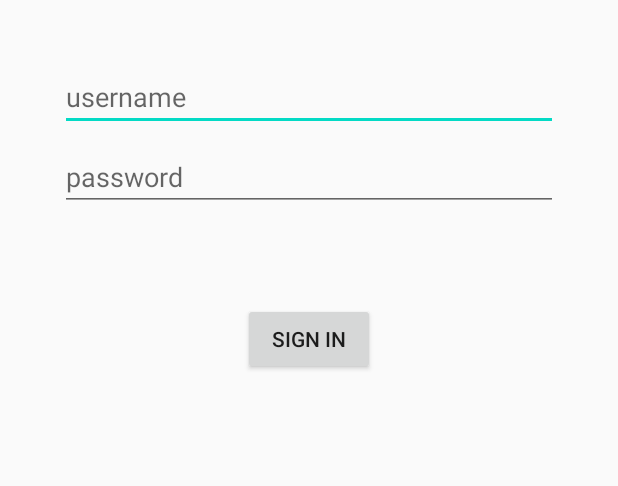
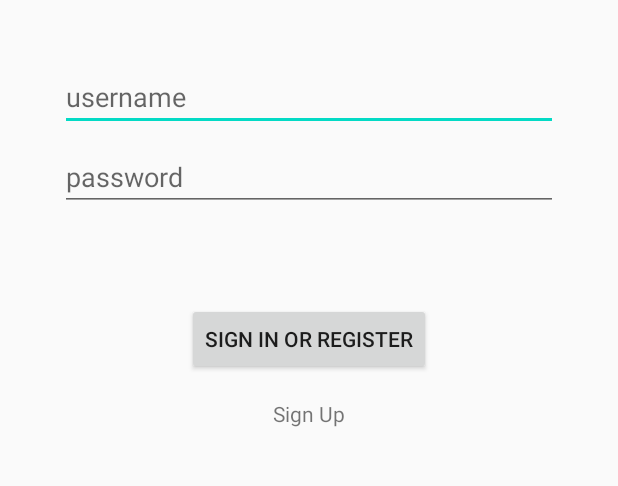
Before and after one commit to MaxOng99/IP, an Android app: the screen it shows after launch (AuthActivity), on a phone screen of 412 x 824 dp, the part 375-861 px from its top. Run offline under Robolectric (Android 15) with nearby library versions, the phone set to English and light mode, and no system bars; our stand-ins replace Firebase (no records; nobody signed in at launch, a user with empty details on screens opened directly).

Commit message:
Add sign up functionality

```diff
--- a/android-frontend/app/src/main/res/layout/activity_auth.xml
+++ b/android-frontend/app/src/main/res/layout/activity_auth.xml
@@ -59,7 +59,7 @@
         android:layout_marginStart="48dp"
         android:layout_marginEnd="48dp"
         android:layout_marginBottom="64dp"
-        android:text="Sign In"
+        android:text="Sign In or Register"
         app:layout_constraintBottom_toBottomOf="parent"
         app:layout_constraintEnd_toEndOf="parent"
         app:layout_constraintStart_toStartOf="parent"
@@ -114,4 +114,15 @@
         app:layout_constraintStart_toEndOf="@id/imageView"
         android:gravity="start" />
 
+    <TextView
+        android:layout_marginTop="16dp"
+        android:id="@+id/textView4"
+        android:layout_width="wrap_content"
+        android:layout_height="wrap_content"
+        android:text="Sign Up"
+        app:layout_constraintEnd_toEndOf="parent"
+        app:layout_constraintStart_toStartOf="parent"
+        app:layout_constraintTop_toBottomOf="@+id/login"
+        android:onClick="signUp"/>
+
 </androidx.constraintlayout.widget.ConstraintLayout>
```
Also changed, not shown: android-frontend/app/src/main/java/com/example/touchauthenticator/AuthActivity.kt (+6 -5 lines).
